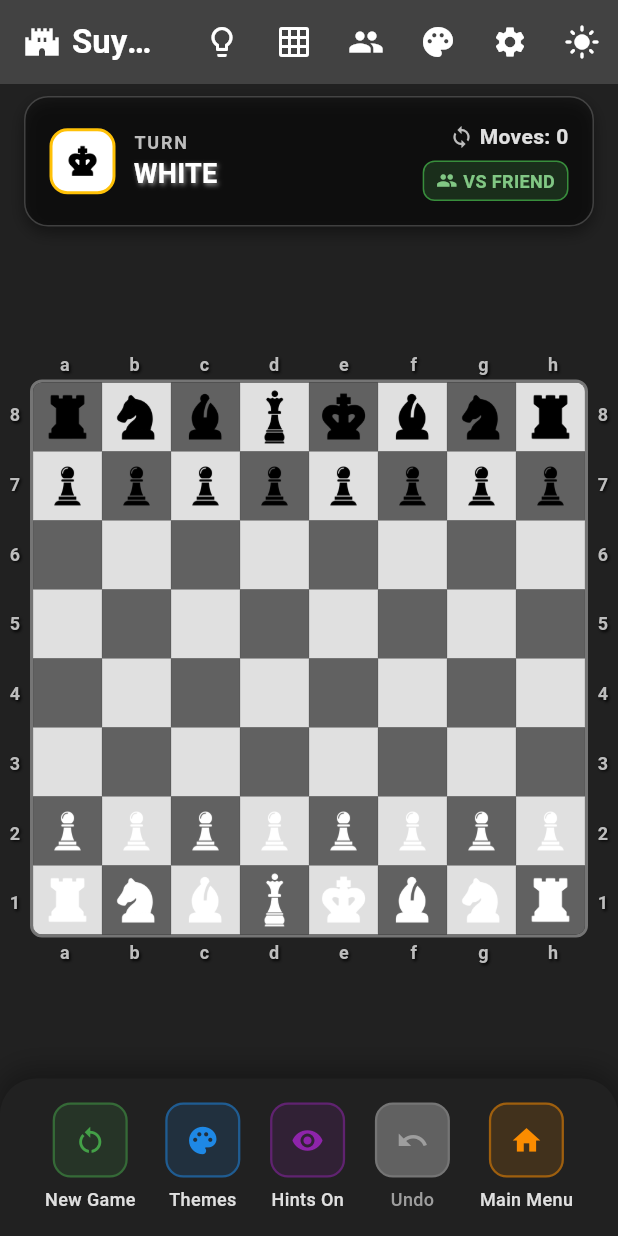
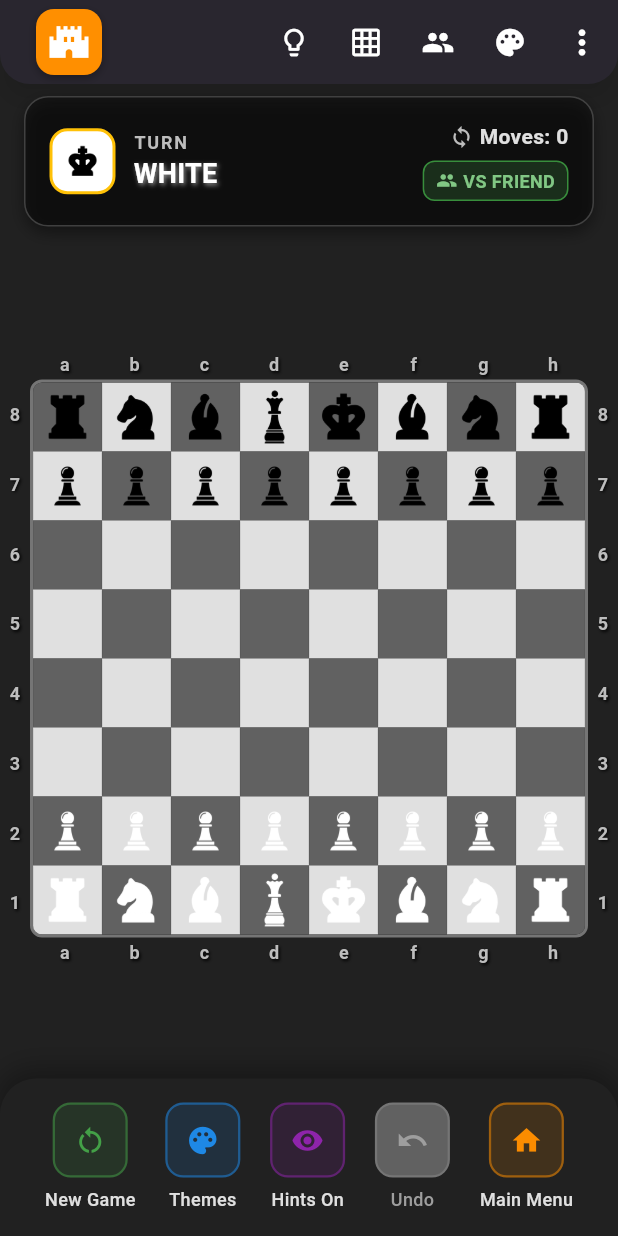
Before and after one commit to Suyog0-0/Chess, a Flutter app: the GameBoard screen opened directly, on a phone screen of 412 x 824 dp. Run offline on Flutter 3.47's test engine with Material 3 defaults, Android fonts, the phone set to English and light mode, and no system bars; our stand-ins replace audioplayers, confetti, shared_preferences; accounts and stored records are empty; Roboto replaces fonts that are missing (ChessFont).

Commit message:
Made the app bar UI better

```diff
--- a/lib/game_board.dart
+++ b/lib/game_board.dart
@@ -913,6 +913,24 @@ class _GameBoardState extends State<GameBoard> {
     );
   }
 
+  Widget _buildAppBarActionButton({
+    required IconData icon,
+    required String tooltip,
+    required VoidCallback? onPressed,
+    bool isDisabled = false,
+    Widget? child,
+  }) {
+    return IconButton(
+      icon: child ?? Icon(icon, size: 22),
+      color: isDarkMode
+          ? (isDisabled ? Colors.grey[600] : Colors.white)
+          : (isDisabled ? Colors.grey[400] : Colors.black),
+      onPressed: onPressed,
+      tooltip: tooltip,
+      splashRadius: 20,
+    );
+  }
+
   Widget _buildEnhancedActionButton({
     required IconData icon,
     required String label,
@@ -2378,60 +2396,115 @@ class _GameBoardState extends State<GameBoard> {
 
     return Scaffold(
       backgroundColor: backgroundThemes[selectedBackgroundTheme],
+
+// App Bar
+
+      // App Bar
       appBar: AppBar(
-        backgroundColor: isDarkMode ? Colors.grey[800] : Colors.white,
+        backgroundColor: isDarkMode ? Colors.grey[900] : Colors.white,
         foregroundColor: isDarkMode ? Colors.white : Colors.black,
-        elevation: 0,
-        title: Row(
-          children: [
-            Icon(Icons.castle, color: isDarkMode ? Colors.white : Colors.black),
-            const SizedBox(width: 8),
-            Flexible(
-              child: Text(
-                'Suyog Chess',
-                style: TextStyle(
-                  fontWeight: FontWeight.bold,
-                  color: isDarkMode ? Colors.white : Colors.black,
-                ),
-                overflow: TextOverflow.ellipsis, // Shows … if space is tight
-              ),
-            ),
-          ],
-        ),
+        elevation: 6,
+        shadowColor: Colors.black.withOpacity(0.4),
+        shape: const RoundedRectangleBorder(
+          borderRadius: BorderRadius.vertical(
+            bottom: Radius.circular(20),
+          ),
+        ),
+        title: Container(
+          padding: const EdgeInsets.only(left: 8), // Add left padding to position the icon
+          alignment: Alignment.centerLeft, // Align to left
+          child: Container(
+            padding: const EdgeInsets.all(8),
+            decoration: BoxDecoration(
+              color: isDarkMode ? Colors.amber[800] : Colors.amber[600],
+              borderRadius: BorderRadius.circular(12),
+              boxShadow: [
+                BoxShadow(
+                  color: Colors.black.withOpacity(0.3),
+                  blurRadius: 4,
+                  offset: const Offset(0, 2),
+                ),
+              ],
+            ),
+            child: const Icon(
+              Icons.castle,
+              color: Colors.white,
+              size: 28,
+            ),
+          ),
+        ),
+        // Remove centerTitle: true to allow left alignment
         actions: [
           // Hint button
-          IconButton(
+          _buildAppBarActionButton(
+            icon: Icons.lightbulb_outline,
+            tooltip: 'Show hint',
             onPressed: isCalculatingHint ? null : _showHint,
-            icon: isCalculatingHint
-                ? const SizedBox(
-              width: 20,
-              height: 20,
-              child: CircularProgressIndicator(strokeWidth: 2),
+            isDisabled: isCalculatingHint,
+            child: isCalculatingHint
+                ? SizedBox(
+              width: 22,
+              height: 22,
+              child: CircularProgressIndicator(
+                strokeWidth: 2,
+                color: isDarkMode ? Colors.white : Colors.black,
+              ),
             )
-                : const Icon(Icons.lightbulb_outline),
-            tooltip: 'Show hint',
-          ),
-          // Coordinates toggle button
-          IconButton(
+                : null,
+          ),
+
+          // Coordinates toggle
+          _buildAppBarActionButton(
+            icon: showCoordinates ? Icons.grid_on : Icons.grid_off,
+            tooltip: showCoordinates ? 'Hide coordinates' : 'Show coordinates',
             onPressed: _toggleCoordinates,
-            icon: Icon(showCoordinates ? Icons.grid_on : Icons.grid_off),
-            tooltip: showCoordinates ? 'Hide coordinates' : 'Show coordinates',
-          ),
-          // AI Mode Toggle Button
-          IconButton(
-            onPressed: _toggleAIMode,
-            icon: Icon(isPlayingAgainstAI ? Icons.smart_toy : Icons.people),
+          ),
+
+          // AI mode toggle
+          _buildAppBarActionButton(
+            icon: isPlayingAgainstAI ? Icons.smart_toy : Icons.people,
             tooltip: isPlayingAgainstAI
                 ? 'Playing against AI - Tap to play with friend'
                 : 'Playing with friend - Tap to play against AI',
-          ),
-          IconButton(
+            onPressed: _toggleAIMode,
+          ),
+
+          // Theme selector
+          _buildAppBarActionButton(
+            icon: Icons.palette,
+            tooltip: 'Change board theme',
             onPressed: _showThemeDialog,
-            icon: const Icon(Icons.palette),
-            tooltip: 'Change board theme',
-          ),
-          IconButton(
-            onPressed: () {
+          ),
+
+          // More options menu
+          PopupMenuButton<int>(
+            icon: Icon(
+              Icons.more_vert,
+              color: isDarkMode ? Colors.white : Colors.black,
+              size: 26,
+            ),
+            shape: RoundedRectangleBorder(
+              borderRadius: BorderRadius.circular(12),
+            ),
+            itemBuilder: (context) => [
+              PopupMenuItem(
+                value: 1,
+                child: ListTile(
+                  leading: Icon(
+                    Icons.settings,
+                    color: isDarkMode ? Colors.white : Colors.black,
+                    size: 22,
+                  ),
+                  title: Text(
+                    'Settings',
+                    style: TextStyle(
+                      fontSize: 16,
+                      fontWeight: FontWeight.w600,
+                      color: isDarkMode ? Colors.white : Colors.black,
+                    ),
+                  ),
+                  onTap: () {
+                    Navigator.pop(context);
                     Navigator.push(
                       context,
                       MaterialPageRoute(
@@ -2473,21 +2546,49 @@ class _GameBoardState extends State<GameBoard> {
                       ),
                     );
                   },
-            icon: const Icon(Icons.settings),
-            tooltip: 'Settings',
-          ),
-          IconButton(
-            onPressed: () {
+                ),
+              ),
+              PopupMenuItem(
+                value: 2,
+                child: ListTile(
+                  leading: Icon(
+                    isDarkMode ? Icons.light_mode : Icons.dark_mode,
+                    color: isDarkMode ? Colors.white : Colors.black,
+                    size: 22,
+                  ),
+                  title: Text(
+                    isDarkMode ? 'Light Mode' : 'Dark Mode',
+                    style: TextStyle(
+                      fontSize: 16,
+                      fontWeight: FontWeight.w600,
+                      color: isDarkMode ? Colors.white : Colors.black,
+                    ),
+                  ),
+                  onTap: () {
+                    Navigator.pop(context);
                     setState(() {
                       isDarkMode = !isDarkMode;
                     });
                     _saveSettings();
                   },
-            icon: Icon(isDarkMode ? Icons.light_mode : Icons.dark_mode),
-            tooltip: 'Toggle dark mode',
-          ),
-        ],
-      ),
+                ),
+              ),
+            ],
+          ),
+        ],
+      ),
+
+
+
+
+
+
+
+
+
+
+
+
       body: Stack(
         children: [
           // Confetti overlay
```
Lines whose indentation alone changed are shown as unchanged.
